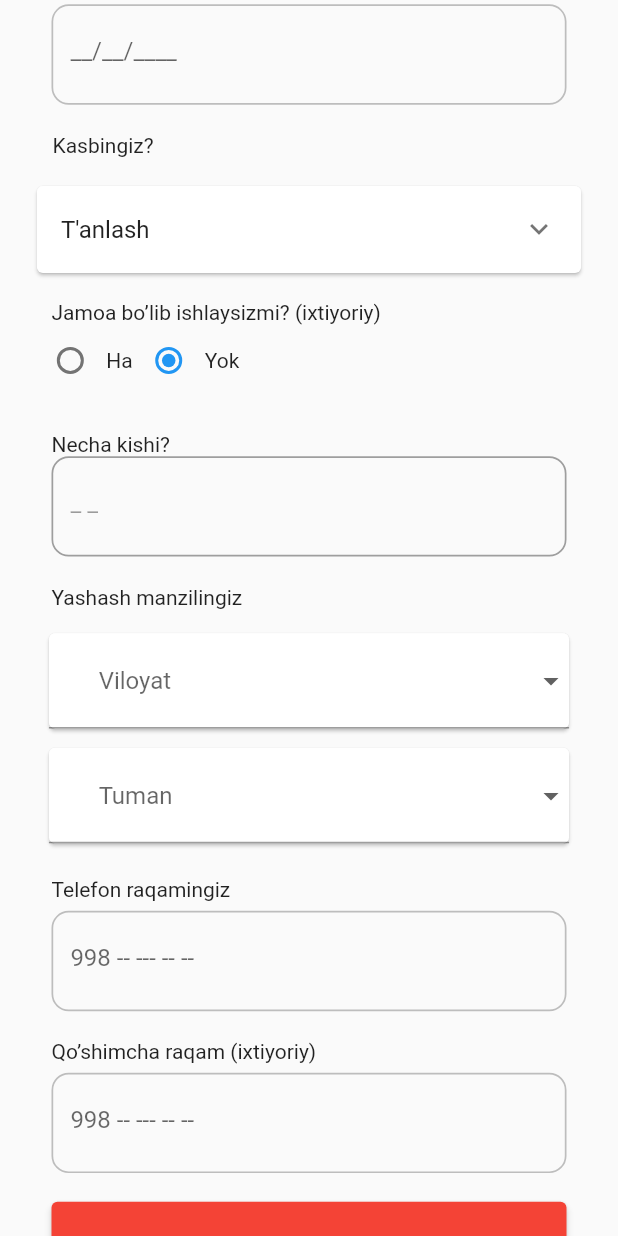
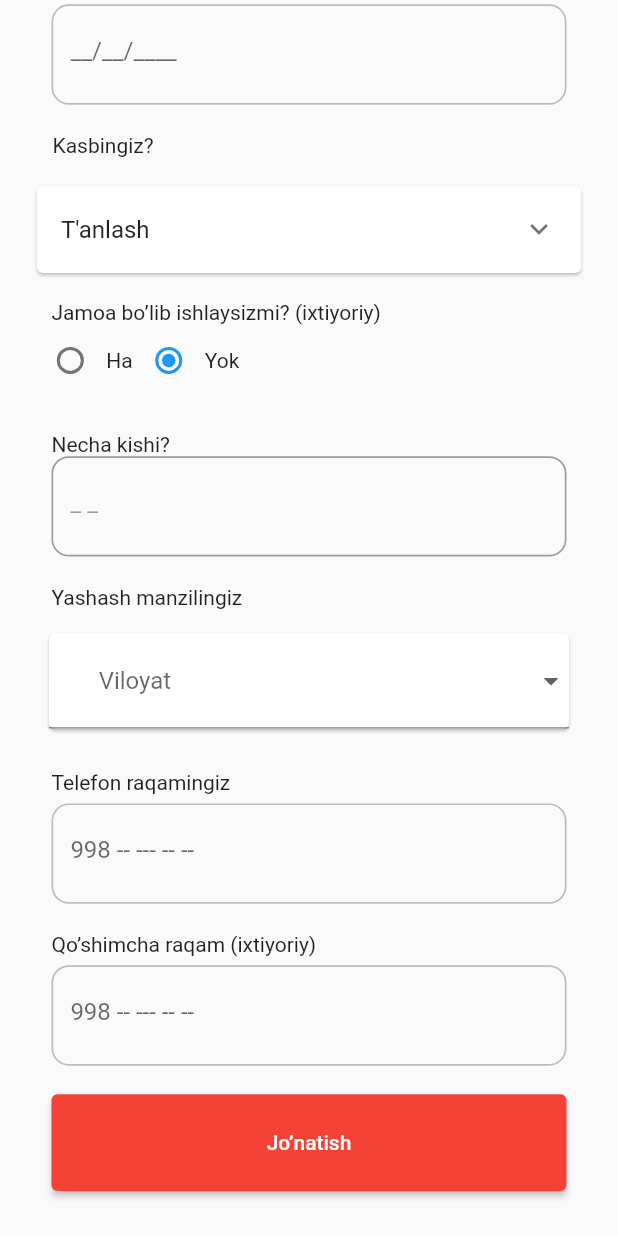
Before and after one commit to umarkhosilo/Epa_ustalar_uchun_project, a Flutter app: the Registraciya screen opened directly, scrolled down 427 dp, on a phone screen of 412 x 824 dp. Run offline on Flutter 3.47's test engine with Material 2 defaults, Android fonts, the phone set to English and light mode, and no system bars; our stand-ins replace dropdown_button2, flutter_screenutil, mask_text_input_formatter; missing offline and left inert: expansion_widget.

Commit message:
First Upload

```diff
--- a/assets/json/epa.json
+++ b/assets/json/epa.json
@@ -4,19 +4,19 @@
         "img": "assets/images/suvnasosi.png",
         "products": [
                 {
-                    "img": "",
+                    "img": "assets/images/pic.png",
                     "title": "NU-DM39",
                     "subtitle": "kkkk",
                     "tralling": "1250"
                 },
                 {
-                    "img": "",
+                    "img": "assets/images/pic.png",
                     "title": "KDD-M9",
                     "subtitle": "kkkk",
                     "tralling": "1250"
                 },
                 {
-                    "img": "",
+                    "img": "assets/images/pic.png",
                     "title": "MFDKE-3K",
                     "subtitle": "kkkk",
                     "tralling": "1250"
--- a/lib/NavigationBar/ButtonNavigationBar.dart
+++ b/lib/NavigationBar/ButtonNavigationBar.dart
@@ -48,10 +48,12 @@ class _ButtonNavigationBarState extends State<ButtonNavigationBar> {
             }
           });
         },
+        backgroundColor: Color.fromARGB(255, 240, 233, 233),
+
         type: BottomNavigationBarType.fixed,
         currentIndex: widget.index,
         elevation: 10,
-        selectedFontSize: 30.sp,
+        selectedFontSize: 20.sp,
         iconSize: 30.sp,
         selectedItemColor: Colors.red,
         unselectedItemColor: Colors.grey,
--- a/lib/Repasitory/Registor/Registraciya.dart
+++ b/lib/Repasitory/Registor/Registraciya.dart
@@ -59,6 +59,21 @@ class _RegistraciyaState extends State<Registraciya> {
   TextEditingController tugilgansanacontrol = TextEditingController();
 
   int? selectId;
+  var maskFormatter3 = new MaskTextInputFormatter(
+      mask: '##_##_####',
+      filter: {"#": RegExp(r'[0-9]')},
+      type: MaskAutoCompletionType.lazy);
+
+
+  var maskFormatter = new MaskTextInputFormatter(
+      mask: '+998 (##) ###-##-##',
+      filter: {"#": RegExp(r'[0-9]')},
+      type: MaskAutoCompletionType.lazy);
+
+  var maskFormatter2 = new MaskTextInputFormatter(
+      mask: '+998 (##) ###-##-##',
+      filter: {"#": RegExp(r'[0-9]')},
+      type: MaskAutoCompletionType.lazy);
 
   void initState() {
     selectId = 0;
@@ -99,7 +114,7 @@ class _RegistraciyaState extends State<Registraciya> {
             Container(
               width: 328.w,
               height: 56.h,
-              padding: EdgeInsets.symmetric(horizontal: 10.w,vertical: 5.h),
+              padding: EdgeInsets.symmetric(horizontal: 10.w, vertical: 5.h),
               margin: EdgeInsets.symmetric(horizontal: 30.w),
               decoration: BoxDecoration(
                   border: Border.all(width: 1.w, color: namecolor),
@@ -128,7 +143,7 @@ class _RegistraciyaState extends State<Registraciya> {
             Container(
               width: 328.w,
               height: 56.h,
-              padding: EdgeInsets.symmetric(horizontal: 10.w,vertical: 5.h),
+              padding: EdgeInsets.symmetric(horizontal: 10.w, vertical: 5.h),
               margin: EdgeInsets.symmetric(horizontal: 30.w),
               decoration: BoxDecoration(
                   border: Border.all(width: 1.w, color: usernamecolor),
@@ -155,9 +170,9 @@ class _RegistraciyaState extends State<Registraciya> {
             ),
             SizedBox(height: 5.h),
             Container(
-             width: 328.w,
+              width: 328.w,
               height: 56.h,
-              padding: EdgeInsets.symmetric(horizontal: 10.w,vertical: 5.h),
+              padding: EdgeInsets.symmetric(horizontal: 10.w, vertical: 5.h),
               margin: EdgeInsets.symmetric(horizontal: 30.w),
               decoration: BoxDecoration(
                   border: Border.all(width: 1.w, color: otangizniismiColor),
@@ -180,14 +195,15 @@ class _RegistraciyaState extends State<Registraciya> {
               height: 4.h,
             ),
             Container(
-             width: 328.w,
+              width: 328.w,
               height: 56.h,
-              padding: EdgeInsets.symmetric(horizontal: 10.w,vertical: 5.h),
+              padding: EdgeInsets.symmetric(horizontal: 10.w, vertical: 5.h),
               margin: EdgeInsets.symmetric(horizontal: 30.w),
               decoration: BoxDecoration(
                   border: Border.all(width: 1.w, color: tugilgansanacolor),
                   borderRadius: BorderRadius.circular(10.r)),
               child: TextFormField(
+                inputFormatters: [maskFormatter3],
                 onChanged: (e) {
                   if (e.length > 3) {
                     tugilgansanacolor = Colors.green;
@@ -292,9 +308,9 @@ class _RegistraciyaState extends State<Registraciya> {
               ],
             ),
             Container(
-             width: 328.w,
+              width: 328.w,
               height: 56.h,
-              padding: EdgeInsets.symmetric(horizontal: 10.w,vertical: 5.h),
+              padding: EdgeInsets.symmetric(horizontal: 10.w, vertical: 5.h),
               margin: EdgeInsets.symmetric(horizontal: 30.w),
               decoration: BoxDecoration(
                   border: Border.all(width: 1.w, color: Colors.grey),
@@ -333,8 +349,7 @@ class _RegistraciyaState extends State<Registraciya> {
                     padding: EdgeInsets.symmetric(horizontal: 15.w),
                     child: Text(ViloyatTitle),
                   ),
-                  icon: Container(
-                      child: Icon(Icons.arrow_drop_down)),
+                  icon: Container(child: Icon(Icons.arrow_drop_down)),
                   buttonHeight: 60.h,
                   items: snapshot.data
                       .map((v) => DropdownMenuItem<RegionModel>(
@@ -359,35 +374,35 @@ class _RegistraciyaState extends State<Registraciya> {
             SizedBox(
               height: 4.h,
             ),
-            Container(
-              height: 60.h,
-              margin: EdgeInsets.symmetric(horizontal: 25.w),
-              child: Card(
-                child: DropdownButtonFormField2<String>(
-                  dropdownMaxHeight: 200.h,
-                  hint: Container(
-                    padding: EdgeInsets.symmetric(horizontal: 15.w),
-                    child: Container(child: Text(Tumantitle)),
-                  ),
-                  icon: Container(
-                      child: Icon(Icons.arrow_drop_down)),
-                  buttonHeight: 60,
-                  items: snapshot.data[selectId!].region!
-                      .map((v) => DropdownMenuItem<String>(
-                            value: v,
-                            child: Row(
-                              children: [
-                                Container(child: Text(v)),
-                              ],
-                            ),
-                          ))
-                      .toList(),
-                  onChanged: (_value) {
-                    Tumantitle = (_value.toString());
-                  },
-                ),
-              ),
-            ),
+            // ),
+            // Container(
+            //   height: 60.h,
+            //   margin: EdgeInsets.symmetric(horizontal: 25.w),
+            //   child: Card(
+            //     child: DropdownButtonFormField2<String>(
+            //       dropdownMaxHeight: 200.h,
+            //       hint: Container(
+            //         padding: EdgeInsets.symmetric(horizontal: 15.w),
+            //         child: Container(child: Text(Tumantitle)),
+            //       ),
+            //       icon: Container(child: Icon(Icons.arrow_drop_down)),
+            //       buttonHeight: 60,
+            //       items: snapshot.data[selectId!].region!
+            //           .map((v) => DropdownMenuItem<String>(
+            //                 value: v,
+            //                 child: Row(
+            //                   children: [
+            //                     Container(child: Text(v)),
+            //                   ],
+            //                 ),
+            //               ))
+            //           .toList(),
+            //       onChanged: (_value) {
+            //         Tumantitle = (_value.toString());
+            //       },
+            //     ),
+            //   ),
+            // ),
             SizedBox(
               height: 16.h,
             ),
@@ -404,14 +419,15 @@ class _RegistraciyaState extends State<Registraciya> {
             Container(
               width: 328.w,
               height: 56.h,
-              padding: EdgeInsets.symmetric(horizontal: 10.w,vertical: 5.h),
+              padding: EdgeInsets.symmetric(horizontal: 10.w, vertical: 5.h),
               margin: EdgeInsets.symmetric(horizontal: 30.w),
               decoration: BoxDecoration(
                   border: Border.all(width: 1.w, color: usertelcolor),
                   borderRadius: BorderRadius.circular(10.r)),
               child: TextFormField(
+                inputFormatters: [maskFormatter],
                 onChanged: (e) {
-                  if (e.length > 6) {
+                  if (e.length > 2) {
                     usertelcolor = Colors.green;
                     usertelonclick = true;
                   } else {
@@ -444,12 +460,13 @@ class _RegistraciyaState extends State<Registraciya> {
             Container(
               width: 328.w,
               height: 56.h,
-              padding: EdgeInsets.symmetric(horizontal: 10.w,vertical: 5.h),
+              padding: EdgeInsets.symmetric(horizontal: 10.w, vertical: 5.h),
               margin: EdgeInsets.symmetric(horizontal: 30.w),
               decoration: BoxDecoration(
                   border: Border.all(width: 1.w, color: qoshimchatelcolor),
                   borderRadius: BorderRadius.circular(10.r)),
               child: TextFormField(
+                inputFormatters: [maskFormatter2],
                 onChanged: (e) {
                   if (e.length > 7) {
                     qoshimchatelcolor = Colors.green;
@@ -480,6 +497,7 @@ class _RegistraciyaState extends State<Registraciya> {
                     usernames.berthday = tugilgansanacontrol.text;
                     usernames.userfoune = usertelcontrol.text;
                     setState(() {
+                      print(usernameOnclick);
                       if (nameOnclick &&
                           usernameOnclick &&
                           tugilgansanaOnclick &&
--- a/lib/Repasitory/katalog/katalog_service.dart
+++ b/lib/Repasitory/katalog/katalog_service.dart
@@ -6,7 +6,6 @@ class KatalogService {
     final jsondata = await rootBundle.loadString("assets/json/epa.json");
     final listdata = await json.decode(jsondata) as List<dynamic>;
     List<dynamic> data = listdata.map((e) => KatalogModel.fromJson(e)).toList();
-    print("$data ++++");
     return data;
    }catch(e){
     return[];
--- a/lib/UserRaqamHa.dart
+++ b/lib/UserRaqamHa.dart
@@ -50,7 +50,7 @@ class _UserRaqamHaPageState extends State<UserRaqamHaPage> {
                       borderRadius: BorderRadius.circular(10),
                       border: Border.all(width: 1, color: Colors.grey)),
                   child: TextFormField(
-                    onChanged: (e){
+                      onChanged: (e){
                       _e = e;
                       if(_e.length > 2){
                          _color = Colors.red;
@@ -62,7 +62,7 @@ class _UserRaqamHaPageState extends State<UserRaqamHaPage> {
 
                       });
                     },
-                    decoration: InputDecoration(border: InputBorder.none),
+                    decoration: InputDecoration(border: InputBorder.none,hintText: "SMS 777"),
                     controller: _sms,
                   )),
               SizedBox(
--- a/lib/libruaryclass.dart
+++ b/lib/libruaryclass.dart
@@ -26,3 +26,4 @@ export 'package:dropdown_button2/dropdown_button2.dart';
 export 'package:eppa/Repasitory/Registor/regionService.dart';
 export 'package:eppa/Repasitory/Registor/regionModel.dart';
 export 'package:eppa/Repasitory/Registor/regionProvider.dart';
+export 'package:mask_text_input_formatter/mask_text_input_formatter.dart';
--- a/lib/main.dart
+++ b/lib/main.dart
@@ -20,7 +20,7 @@ class MyApp extends StatelessWidget {
         builder: (context, child) {
           return MaterialApp(
               debugShowCheckedModeBanner: false,
-              home:  ProfilPage());
+              home:  StartPage());
         });
   }
 }
--- a/pubspec.yaml
+++ b/pubspec.yaml
@@ -40,6 +40,7 @@ dependencies:
   expansion_widget: ^0.0.3
   get: ^4.6.5
   dropdown_button2: ^1.4.0
+  mask_text_input_formatter: ^2.4.0
 
 dev_dependencies:
   flutter_test:
```
Also changed, not shown: lib/NavigationBar/ProfilPage.dart (+27 -18 lines), lib/NavigationBar/XaridQoshish.dart (+6 -2 lines), lib/Repasitory/katalog/Katalog.dart (+106 -112 lines), lib/Repasitory/katalog/ongroute.dart (+3 -10 lines), lib/StartPage.dart (+0 -7 lines), lib/StartPage2.dart (+17 -20 lines), pubspec.lock.
